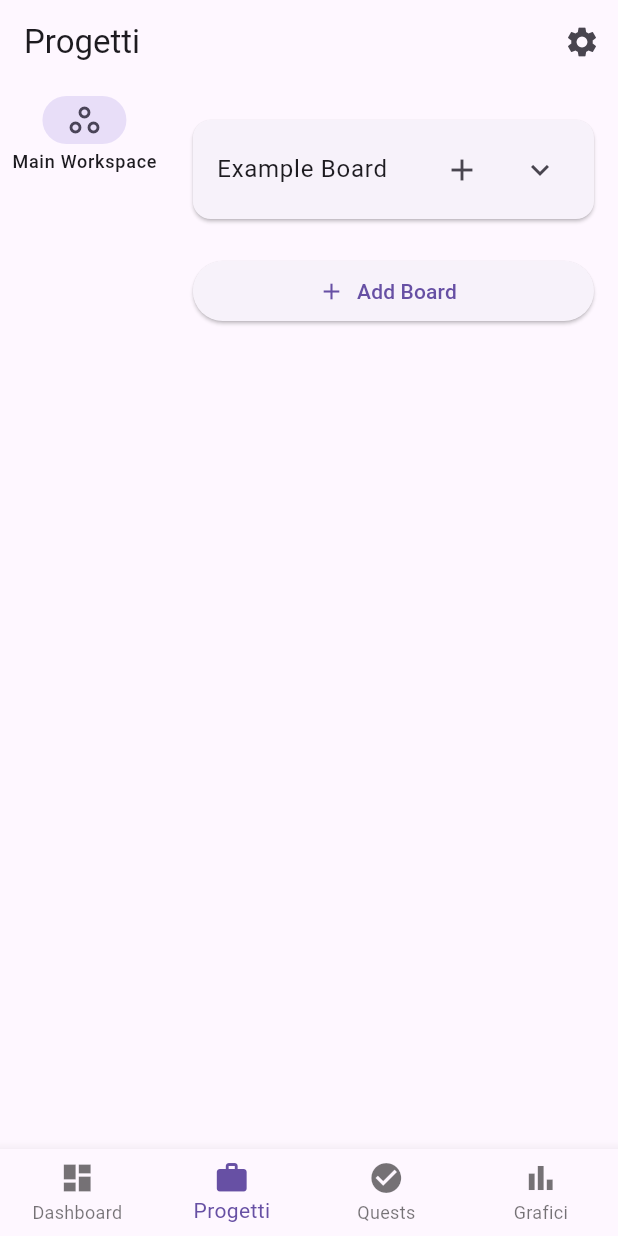
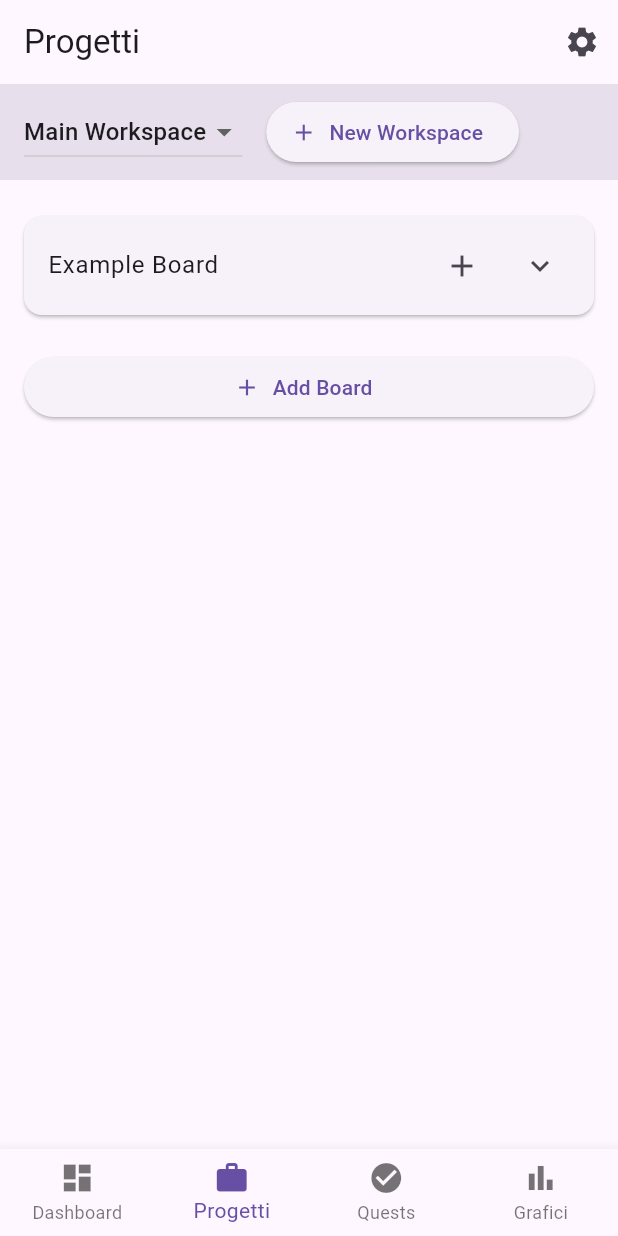
Before and after one commit to SoulArcher0507/Life-Leveling, a Flutter app: the screen it shows after launch, item 2 of the bottom bar chosen, on a phone screen of 412 x 824 dp. Run offline on Flutter 3.47's test engine with Material 3 defaults, Android fonts, the light colour scheme and no system bars; our stand-ins replace shared_preferences.

Commit message:
Add workspace top bar with creation dialog

```diff
--- a/lib/pages/progetti/progetti_page.dart
+++ b/lib/pages/progetti/progetti_page.dart
@@ -27,21 +27,36 @@ class _ProgettiPageState extends State<ProgettiPage> {
   @override
   Widget build(BuildContext context) {
     final workspace = _workspaces[_selectedWorkspace];
-    return Row(
+    return Column(
       children: [
-        NavigationRail(
-          selectedIndex: _selectedWorkspace,
-          labelType: NavigationRailLabelType.all,
-          onDestinationSelected: (index) {
-            setState(() => _selectedWorkspace = index);
-          },
-          destinations: [
-            for (final ws in _workspaces)
-              NavigationRailDestination(
-                icon: const Icon(Icons.workspaces_outline),
-                label: Text(ws.name),
+        Container(
+          color: Theme.of(context).colorScheme.surfaceVariant,
+          padding: const EdgeInsets.symmetric(horizontal: 16, vertical: 8),
+          child: Row(
+            children: [
+              DropdownButton<int>(
+                value: _selectedWorkspace,
+                onChanged: (index) {
+                  if (index != null) {
+                    setState(() => _selectedWorkspace = index);
+                  }
+                },
+                items: [
+                  for (int i = 0; i < _workspaces.length; i++)
+                    DropdownMenuItem(
+                      value: i,
+                      child: Text(_workspaces[i].name),
+                    ),
+                ],
               ),
-          ],
+              const SizedBox(width: 16),
+              ElevatedButton.icon(
+                onPressed: _showAddWorkspaceDialog,
+                icon: const Icon(Icons.add),
+                label: const Text('New Workspace'),
+              ),
+            ],
+          ),
         ),
         Expanded(
           child: ListView(
@@ -155,6 +170,36 @@ class _ProgettiPageState extends State<ProgettiPage> {
       rows.addAll(_buildItemRows(sub, indent: indent + 1));
     }
     return rows;
+  }
+
+  Future<void> _showAddWorkspaceDialog() async {
+    final nameController = TextEditingController();
+    await showDialog(
+      context: context,
+      builder: (_) => AlertDialog(
+        title: const Text('New Workspace'),
+        content: TextField(
+          controller: nameController,
+          decoration: const InputDecoration(labelText: 'Workspace name'),
+        ),
+        actions: [
+          TextButton(
+            onPressed: () => Navigator.pop(context),
+            child: const Text('Cancel'),
+          ),
+          TextButton(
+            onPressed: () {
+              setState(() {
+                _workspaces.add(Workspace(name: nameController.text, boards: []));
+                _selectedWorkspace = _workspaces.length - 1;
+              });
+              Navigator.pop(context);
+            },
+            child: const Text('Add'),
+          ),
+        ],
+      ),
+    );
   }
 
   Future<void> _showAddBoardDialog(Workspace workspace) async {
```
